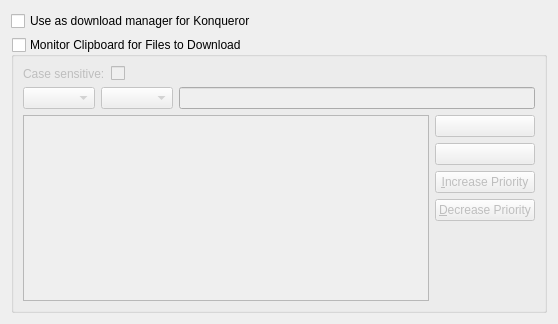
Qt form kget/conf/dlgintegration.ui (fluxer/kde-extraapps) before a commit.
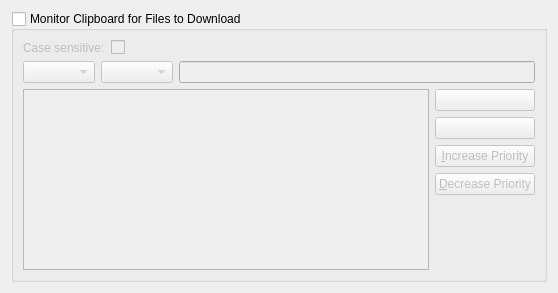
The same form after that commit. Custom widgets are drawn as their Qt base class.

Commit message: kget: remove konqueror support

The edit to the form file:
```diff
--- a/kget/conf/dlgintegration.ui
+++ b/kget/conf/dlgintegration.ui
@@ -7,17 +7,10 @@
     <x>0</x>
     <y>0</y>
     <width>558</width>
-    <height>324</height>
+    <height>293</height>
    </rect>
   </property>
   <layout class="QVBoxLayout" name="verticalLayout">
-   <item>
-    <widget class="QCheckBox" name="kcfg_KonquerorIntegration">
-     <property name="text">
-      <string>Use as download manager for Konqueror</string>
-     </property>
-    </widget>
-   </item>
    <item>
     <widget class="QGroupBox" name="kcfg_AutoPaste">
      <property name="title">
```
The commit also changes 12 other files.
